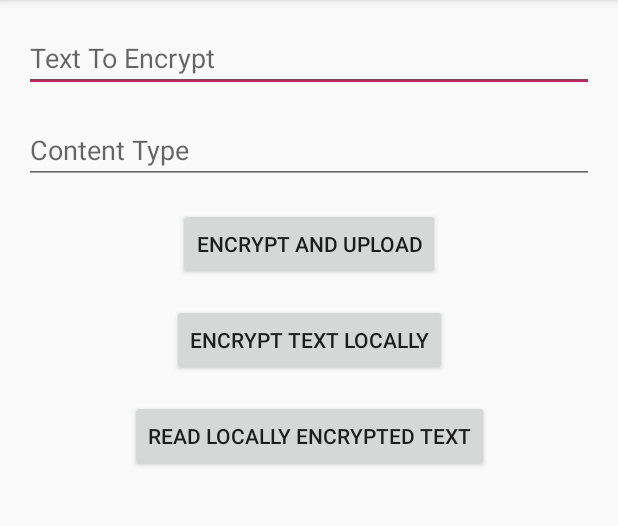
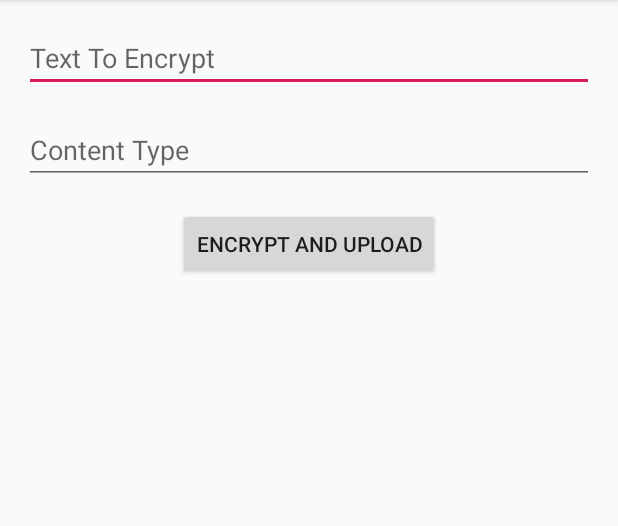
Before and after one commit to tozny/android-tozstore-example, an Android app: the EncryptTextActivity screen opened directly, with no data from a screen before it, on a phone screen of 412 x 824 dp, the part 84-610 px from its top. Run offline under Robolectric (Android 15) with nearby library versions, the phone set to English and light mode, and no system bars; libraries missing offline, so code that uses them is left out: com.tozny.e3db; 2 statements that could not run were skipped.

Commit message:
Working prototype of Android TozStore App
- This still needs a readme to explain what it can and can't do

```diff
--- a/app/src/main/java/com/tozny/androide3db/ClientGenerator.kt
+++ b/app/src/main/java/com/tozny/androide3db/ClientGenerator.kt
@@ -12,7 +12,6 @@ import java.util.*
 class ClientGenerator(context: AppCompatActivity){
 
     val e3dbClient: MutableLiveData<Client> = MutableLiveData();
-    val fipsLocal: MutableLiveData<FipsLocalRecordEncryptor> = MutableLiveData()
     val eakInfo: MutableLiveData<LocalEAKInfo> = MutableLiveData()
 
     private val configJson =
@@ -25,7 +24,6 @@ class ClientGenerator(context: AppCompatActivity){
 
     init  {
         createDefaultClient()
-        createDefaultFipsConfig()
         getEncryptionKey(context, "session")
     }
 
@@ -69,6 +67,82 @@ class ClientGenerator(context: AppCompatActivity){
         return client.value
     }
 
+    fun saveStringAsDefaultConfig(creds: String, context: AppCompatActivity) {
+        saveAsDefaultConfig(Config.fromJson(creds), context)
+    }
+
+    fun saveAsDefaultConfig(credentials: Config, context: AppCompatActivity) {
+        Config.saveConfigSecurely(AndroidConfigStore(context), credentials.json(), object : ConfigStore.SaveHandler {
+            override fun saveConfigDidSucceed() {
+                // Create a e3dbClient with the given credentials and continue.
+            }
+
+            override fun saveConfigDidCancel() {
+                // In this example app, this method should never be called.
+                TODO("Cancelled config save")
+            }
+
+            override fun saveConfigDidFail(p0: Throwable?) {
+                // In this example app, this method should never be called.
+                TODO("Failed to save config")
+            }
+        })
+    }
+
+    fun saveAsNamedConfig(credentials: Config, context: AppCompatActivity, identifier: String) {
+        Config.saveConfigSecurely(AndroidConfigStore(context, identifier), credentials.json(), object : ConfigStore.SaveHandler {
+            override fun saveConfigDidSucceed() {
+                // Create a e3dbClient with the given credentials and continue.
+            }
+
+            override fun saveConfigDidCancel() {
+                // In this example app, this method should never be called.
+                TODO("Cancelled config save")
+            }
+
+            override fun saveConfigDidFail(p0: Throwable?) {
+                // In this example app, this method should never be called.
+                TODO("Failed to save config")
+            }
+        })
+    }
+
+    fun loadClient(context: AppCompatActivity, identifier: String): Client? {
+        val client: MutableLiveData<Client> = MutableLiveData()
+        Config.loadConfigSecurely(AndroidConfigStore(context, identifier), object : ConfigStore.LoadHandler {
+            override fun loadConfigDidSucceed(p0: String?) {
+                // If this method is called, credentials were found in secure storage and are
+                // available as the `p0` argument. The same credentials will be returned for a given
+                // install (that is, credentials are not re-generated each time).
+                //
+                val config = Config.fromJson(p0)
+                Log.i("MainActivity", "Loaded e3dbClient ${config.clientId}")
+                Log.i("MainActivity", "$p0")
+
+                // Use those credentials to create an instance of the `Client` class, which can be used to communicate
+                // with E3DB.
+                client.postValue(ClientBuilder().fromConfig(config).build())
+            }
+
+            override fun loadConfigDidCancel() {
+                // In this example we should never see this method called.
+                TODO("*impossible*: Config loading cancelled")
+            }
+
+            override fun loadConfigDidFail(p0: Throwable?) {
+                // In this example we should never see this method called.
+                TODO("Failed to load config")
+            }
+
+            override fun loadConfigNotFound() {
+                // Configuration was not found, meaning we have never registered an E3DB e3dbClient
+                // for this install. We'll do that now.
+                client.postValue(createNewConfig(REGISTRATION_TOKEN, context))
+            }
+        })
+        return client.value
+    }
+
     fun loadClient(context: AppCompatActivity): Client? {
         val client: MutableLiveData<Client> = MutableLiveData()
         Config.loadConfigSecurely(AndroidConfigStore(context), object : ConfigStore.LoadHandler {
@@ -104,69 +178,6 @@ class ClientGenerator(context: AppCompatActivity){
         return client.value
     }
 
-    fun createFipsConfigFromJson(config: String): FipsLocalRecordEncryptor {
-        val fromJson = FipsConfig.fromJson(config)
-        return FipsLocalRecordEncryptor(fromJson)
-    }
-
-    fun createDefaultFipsConfig(){
-        fipsLocal.postValue(createFipsConfigFromJson(fipsConfigJson))
-    }
-
-    fun loadFipsConfig(context: AppCompatActivity) {
-        FipsConfig.loadConfigSecurely(AndroidConfigStore(context, "fips-config"), object : ConfigStore.LoadHandler {
-            override fun loadConfigDidSucceed(p0: String?) {
-                // If this method is called, credentials were found in secure storage and are
-                // available as the `p0` argument. The same credentials will be returned for a given
-                // install (that is, credentials are not re-generated each time).
-                //
-                val config = FipsConfig.fromJson(p0)
-                Log.i("MainActivity", "fips config loaded successfully")
-
-                // Use those credentials to create an instance of the `Client` class, which can be used to communicate
-                // with E3DB.
-                fipsLocal.postValue(FipsLocalRecordEncryptor(config))
-            }
-            override fun loadConfigDidCancel() {
-                // In this example we should never see this method called.
-                TODO("*impossible*: Config loading cancelled")
-            }
-
-            override fun loadConfigDidFail(p0: Throwable?) {
-                // In this example we should never see this method called.
-                TODO("Failed to load config")
-            }
-
-            override fun loadConfigNotFound() {
-                // Configuration was not found, meaning we have never registered an E3DB e3dbClient
-                // for this install. We'll do that now.
-                fipsLocal.postValue(FipsLocalRecordEncryptor(FipsLocalRecordEncryptor.register()))
-            }
-        })
-    }
-
-    fun createFipsConfig(context: AppCompatActivity): FipsLocalRecordEncryptor? {
-        val client: MutableLiveData<FipsLocalRecordEncryptor> = MutableLiveData()
-        val credentials = FipsLocalRecordEncryptor.register()
-        Config.saveConfigSecurely(AndroidConfigStore(context, "fips-config"), credentials.json(), object : ConfigStore.SaveHandler {
-            override fun saveConfigDidSucceed() {
-                // Create a e3dbClient with the given credentials and continue.
-                Log.i("MainActivity", "fips config saved successfully")
-                client.postValue(FipsLocalRecordEncryptor(credentials))
-            }
-
-            override fun saveConfigDidCancel() {
-                // In this example app, this method should never be called.
-                TODO("Cancelled config save")
-            }
-
-            override fun saveConfigDidFail(p0: Throwable?) {
-                // In this example app, this method should never be called.
-                TODO("Failed to save config")
-            }
-        })
-        return client.value
-    }
 
     private fun getEncryptionKey(context: AppCompatActivity, recordType: String) {
         /**
--- a/app/src/main/res/layout/activity_decrypt_text.xml
+++ b/app/src/main/res/layout/activity_decrypt_text.xml
@@ -17,7 +17,7 @@
         android:layout_marginRight="16dp"
         android:ems="10"
         android:hint="@string/hint_content_type"
-        android:inputType="textPersonName"
+        android:inputType="text"
         app:layout_constraintEnd_toStartOf="@+id/decrypt_text_button"
         app:layout_constraintStart_toStartOf="parent"
         app:layout_constraintTop_toTopOf="parent" />
@@ -59,9 +59,9 @@
         android:layout_marginRight="16dp"
         android:ems="10"
         android:hint="@string/hint_text_decrypt_uuid_plain_text"
-        android:inputType="textPersonName"
         android:selectAllOnFocus="false"
         android:singleLine="false"
+        android:inputType="text"
         app:layout_constraintEnd_toStartOf="@+id/decrypt_text_uuid_button"
         app:layout_constraintStart_toStartOf="parent"
         app:layout_constraintTop_toBottomOf="@id/decrypt_text_instruction" />
--- a/app/src/main/res/layout/activity_encrypt_text.xml
+++ b/app/src/main/res/layout/activity_encrypt_text.xml
@@ -49,48 +49,4 @@
         app:layout_constraintStart_toStartOf="parent"
         app:layout_constraintTop_toBottomOf="@+id/encrypt_text_content_type_text" />
 
-    <Button
-        android:id="@+id/encrypt_text_local_button"
-        android:layout_width="wrap_content"
-        android:layout_height="wrap_content"
-        android:text="@string/button_encrypt_text_local"
-        android:onClick="storeLocal"
-        android:layout_marginTop="16dp"
-        app:layout_constraintEnd_toEndOf="parent"
-        app:layout_constraintHorizontal_bias="0.502"
-        app:layout_constraintStart_toStartOf="parent"
-        app:layout_constraintTop_toBottomOf="@+id/encrypt_text_submit_text_button" />
-
-    <Button
-        android:id="@+id/read_local_encrypted_button"
-        android:layout_width="wrap_content"
-        android:layout_height="wrap_content"
-        android:text="@string/button_encrypt_text_read_local"
-        android:onClick="readLocal"
-        android:layout_marginTop="16dp"
-        app:layout_constraintEnd_toEndOf="parent"
-        app:layout_constraintHorizontal_bias="0.502"
-        app:layout_constraintStart_toStartOf="parent"
-        app:layout_constraintTop_toBottomOf="@+id/encrypt_text_local_button" />
-
-    <ScrollView
-        android:layout_width="0dp"
-        android:layout_height="0dp"
-        android:layout_marginStart="16dp"
-        android:layout_marginLeft="16dp"
-        android:layout_marginEnd="16dp"
-        android:layout_marginRight="16dp"
-        android:layout_marginBottom="16dp"
-        android:layout_marginTop="16dp"
-        app:layout_constraintBottom_toBottomOf="parent"
-        app:layout_constraintEnd_toEndOf="parent"
-        app:layout_constraintStart_toStartOf="parent"
-        app:layout_constraintTop_toBottomOf="@+id/read_local_encrypted_button">
-
-        <LinearLayout
-            android:id="@+id/local_encrypt_text_query_layout"
-            android:layout_width="match_parent"
-            android:layout_height="wrap_content"
-            android:orientation="vertical" />
-    </ScrollView>
 </android.support.constraint.ConstraintLayout>
--- a/app/src/main/res/layout/activity_main.xml
+++ b/app/src/main/res/layout/activity_main.xml
@@ -52,7 +52,7 @@
         app:layout_constraintTop_toBottomOf="@+id/main_encrypt_text_button" />
 
     <Button
-        android:id="@+id/main_encrypt_file_button"
+        android:id="@+id/main_encrypt_photo_button"
         android:layout_width="0dp"
         android:layout_height="wrap_content"
         android:layout_marginStart="16dp"
@@ -78,7 +78,7 @@
         android:text="@string/button_decrypt_file"
         app:layout_constraintEnd_toEndOf="parent"
         app:layout_constraintStart_toStartOf="parent"
-        app:layout_constraintTop_toBottomOf="@+id/main_encrypt_file_button" />
+        app:layout_constraintTop_toBottomOf="@+id/main_encrypt_photo_button" />
 
     <Button
         android:id="@+id/main_share_content_button"
```
Also changed, not shown: app/build.gradle (+4 -4 lines), app/src/main/java/com/tozny/androide3db/DecryptTextActivity.kt (+4 -3 lines), app/src/main/java/com/tozny/androide3db/EncryptTextActivity.kt (+1 -97 lines), 1 other file.
